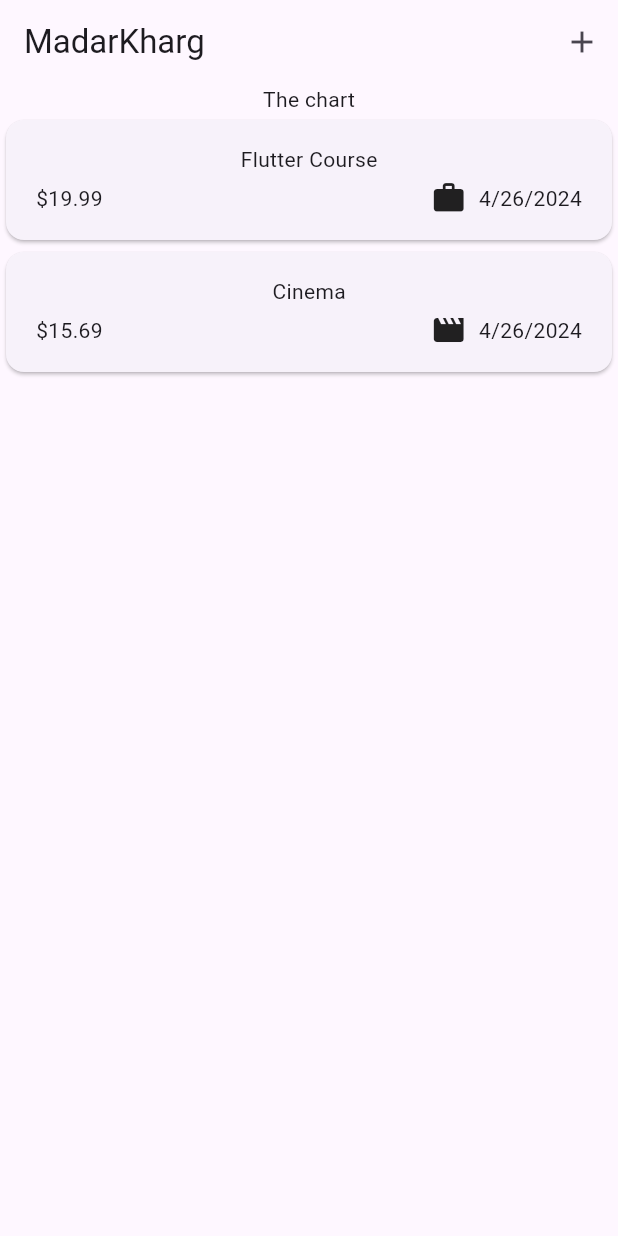
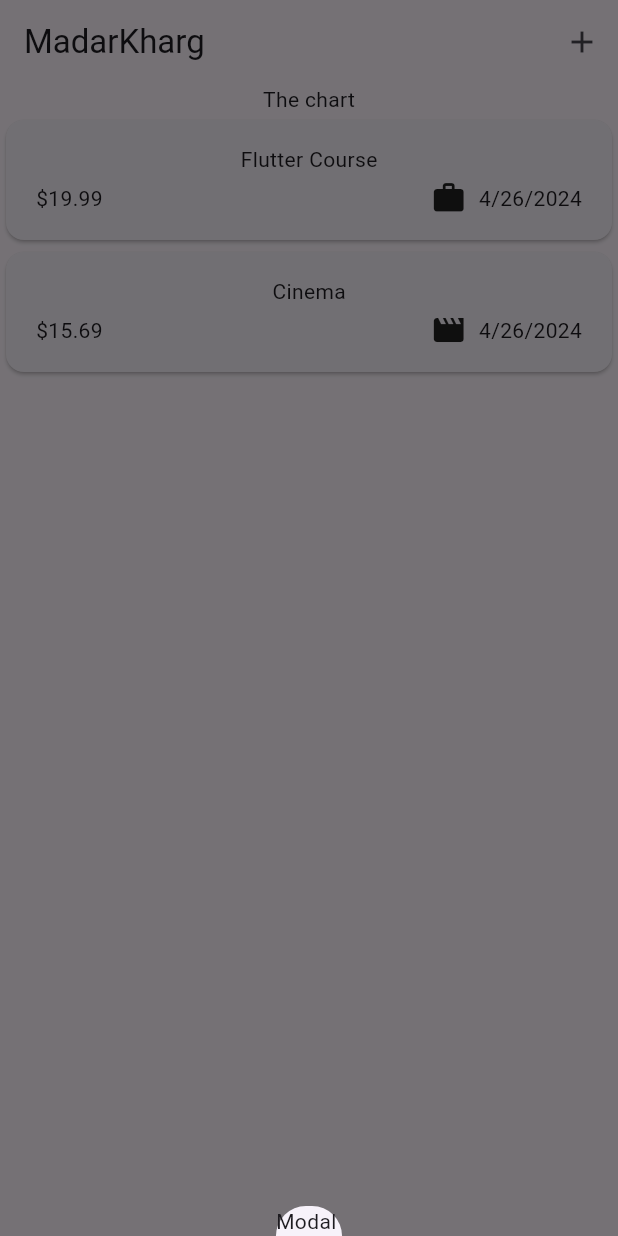
Before and after one commit to mjaliz/madarkharg, a Flutter app: the screen it shows after launch, after a tap on the "add" icon, on a phone screen of 412 x 824 dp. Run offline on Flutter 3.47's test engine with Material 3 defaults, Android fonts, the phone set to English and light mode, and no system bars.

```diff
--- a/lib/widgets/expenses.dart
+++ b/lib/widgets/expenses.dart
@@ -27,12 +27,25 @@ class _ExpensesState extends State<Expenses> {
       category: Category.leisure,
     )
   ];
+
+  void _addExpenseOverlay() {
+    showModalBottomSheet(
+      context: context,
+      builder: (ctx) => Text("Modal "),
+    );
+  }
+
   @override
   Widget build(BuildContext context) {
     return Scaffold(
       appBar: AppBar(
         title: const Text("MadarKharg"),
-        actions: [IconButton(onPressed: () {}, icon: const Icon(Icons.add))],
+        actions: [
+          IconButton(
+            onPressed: _addExpenseOverlay,
+            icon: const Icon(Icons.add),
+          ),
+        ],
       ),
       body: Column(
         children: [
```
